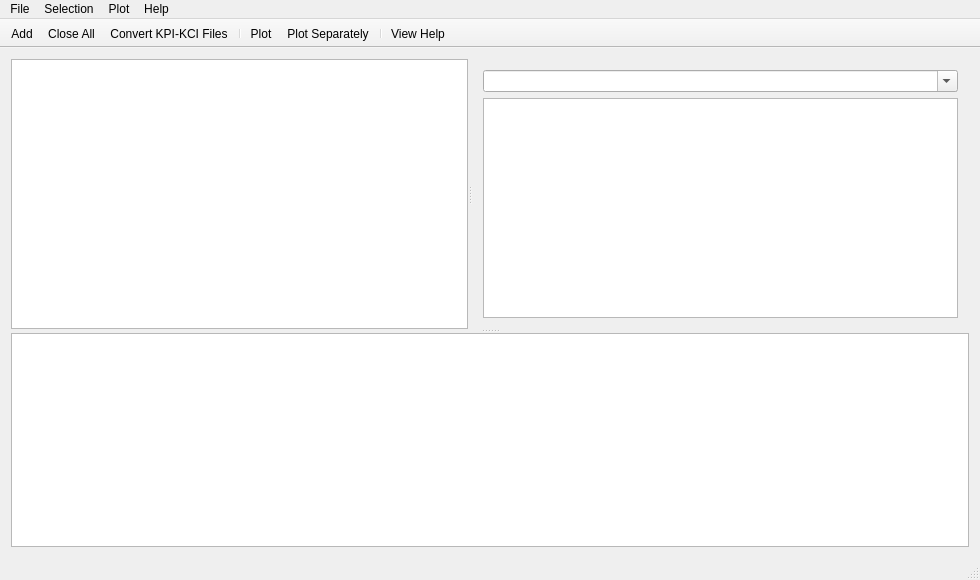
Before: the Qt Designer form VisualStatistics/mainwindow.ui in kery/MacVisTat, drawn with Qt 5.
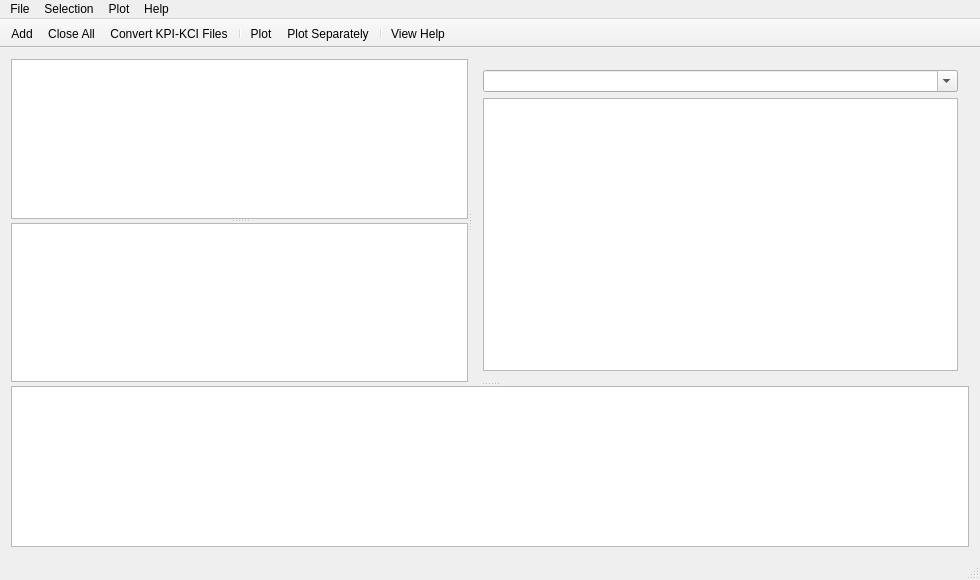
After: the same form once the commit is applied. Icons and pictures are not drawn.

Commit message: Add support for filtering by module.

```diff
--- a/VisualStatistics/mainwindow.ui
+++ b/VisualStatistics/mainwindow.ui
@@ -30,8 +30,9 @@
        <property name="orientation">
         <enum>Qt::Horizontal</enum>
        </property>
-       <property name="childrenCollapsible">
-        <bool>false</bool>
+       <widget class="QSplitter" name="splitter">
+        <property name="orientation">
+         <enum>Qt::Vertical</enum>
        </property>
        <widget class="QListWidget" name="lwStatFiles">
         <property name="mouseTracking">
@@ -47,6 +48,15 @@
          <bool>true</bool>
         </property>
        </widget>
+        <widget class="QListWidget" name="lwModules">
+         <property name="selectionMode">
+          <enum>QAbstractItemView::ExtendedSelection</enum>
+         </property>
+         <property name="sortingEnabled">
+          <bool>true</bool>
+         </property>
+        </widget>
+       </widget>
        <widget class="QWidget" name="layoutWidget">
         <layout class="QVBoxLayout" name="verticalLayout" stretch="0,0">
          <item>
```
Left out of the diff: 4 changed lines with no effect on the pictures. Lines whose indentation alone changed are shown as unchanged. The commit also changes 3 other files.
